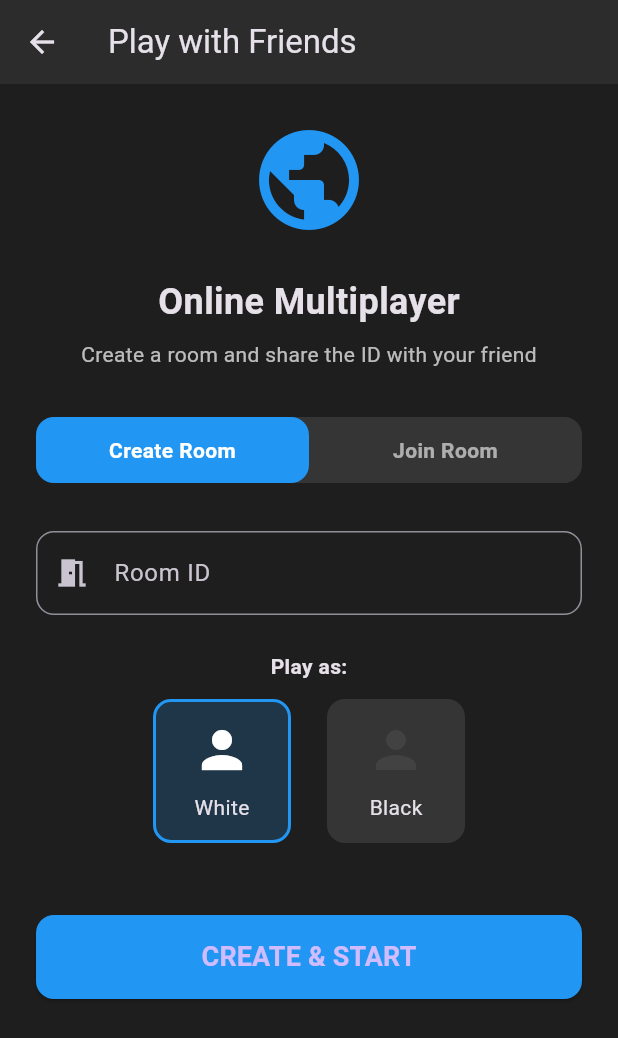
After one commit to 721abhay/Chess-Master-Pro, a Flutter app: the screen it shows after launch, after a tap on "Online Multiplayer", on a phone screen of 412 x 824 dp. The commit adds this screen. Shown: the top 1038 px of the screen. Run offline on Flutter 3.47's test engine with Material 3 defaults, Android fonts, the phone set to English and light mode, and no system bars; our stand-ins replace socket_io_client; network calls fail.

Commit message:
Implement Real-time Online Multiplayer with Socket.io

```diff
--- a/lib/screens/main_menu.dart
+++ b/lib/screens/main_menu.dart
@@ -3,6 +3,7 @@
 import 'package:flutter/material.dart';
 import 'game_screen.dart';
 import 'four_player_screen.dart';
+import 'online_setup_screen.dart';
 
 class MainMenuScreen extends StatelessWidget {
   const MainMenuScreen({Key? key}) : super(key: key);
@@ -47,7 +48,7 @@ class MainMenuScreen extends StatelessWidget {
               // 2-Player Chess
               _buildModeButton(
                 context,
-                title: '2-Player Chess',
+                title: 'Local Chess',
                 subtitle: 'Classic chess with AI or local opponent',
                 icon: Icons.people,
                 color: Colors.blue,
@@ -55,6 +56,22 @@ class MainMenuScreen extends StatelessWidget {
                   Navigator.push(
                     context,
                     MaterialPageRoute(builder: (_) => const GameScreen()),
+                  );
+                },
+              ),
+              const SizedBox(height: 16),
+
+              // Online Multiplayer
+              _buildModeButton(
+                context,
+                title: 'Online Multiplayer',
+                subtitle: 'Play with friends on other devices via Room ID',
+                icon: Icons.public,
+                color: Colors.green,
+                onTap: () {
+                  Navigator.push(
+                    context,
+                    MaterialPageRoute(builder: (_) => const OnlineSetupScreen()),
                   );
                 },
               ),
--- /dev/null
+++ b/lib/screens/online_setup_screen.dart
@@ -0,0 +1,183 @@
+import 'package:flutter/material.dart';
+import 'package:provider/provider.dart';
+import '../engine/online_engine.dart';
+import '../models/chess_models.dart';
+import '../utils/constants.dart';
+import 'online_game_screen.dart';
+
+class OnlineSetupScreen extends StatefulWidget {
+  const OnlineSetupScreen({Key? key}) : super(key: key);
+
+  @override
+  State<OnlineSetupScreen> createState() => _OnlineSetupScreenState();
+}
+
+class _OnlineSetupScreenState extends State<OnlineSetupScreen> {
+  final TextEditingController _roomController = TextEditingController();
+  PieceColor _selectedColor = PieceColor.white;
+  bool _isCreating = true;
+
+  @override
+  Widget build(BuildContext context) {
+    return Scaffold(
+      appBar: AppBar(title: const Text('Play with Friends')),
+      body: SingleChildScrollView(
+        padding: const EdgeInsets.all(24),
+        child: Column(
+          children: [
+            const Icon(Icons.public, size: 80, color: Colors.blue),
+            const SizedBox(height: 24),
+            const Text(
+              'Online Multiplayer',
+              style: TextStyle(fontSize: 24, fontWeight: FontWeight.bold),
+            ),
+            const SizedBox(height: 8),
+            const Text(
+              'Create a room and share the ID with your friend',
+              textAlign: TextAlign.center,
+              style: TextStyle(color: Colors.white70),
+            ),
+            const SizedBox(height: 32),
+
+            // Tab-like selector
+            Container(
+              decoration: BoxDecoration(
+                color: Colors.white10,
+                borderRadius: BorderRadius.circular(12),
+              ),
+              child: Row(
+                children: [
+                  Expanded(
+                    child: _buildTab('Create Room', _isCreating, () => setState(() => _isCreating = true)),
+                  ),
+                  Expanded(
+                    child: _buildTab('Join Room', !_isCreating, () => setState(() => _isCreating = false)),
+                  ),
+                ],
+              ),
+            ),
+            const SizedBox(height: 32),
+
+            TextField(
+              controller: _roomController,
+              decoration: InputDecoration(
+                labelText: 'Room ID',
+                hintText: _isCreating ? 'Enter any ID (e.g. 1234)' : 'Enter shared ID',
+                border: OutlineInputBorder(borderRadius: BorderRadius.circular(12)),
+                prefixIcon: const Icon(Icons.meeting_room),
+              ),
+            ),
+            const SizedBox(height: 24),
+
+            if (_isCreating) ...[
+              const Text('Play as:', style: TextStyle(fontWeight: FontWeight.bold)),
+              const SizedBox(height: 12),
+              Row(
+                mainAxisAlignment: MainAxisAlignment.center,
+                children: [
+                  _buildColorOption(PieceColor.white, 'White'),
+                  const SizedBox(width: 24),
+                  _buildColorOption(PieceColor.black, 'Black'),
+                ],
+              ),
+            ],
+
+            const SizedBox(height: 48),
+
+            SizedBox(
+              width: double.infinity,
+              height: 56,
+              child: ElevatedButton(
+                onPressed: _startOnlineGame,
+                style: ElevatedButton.styleFrom(
+                  backgroundColor: Colors.blue,
+                  shape: RoundedRectangleBorder(borderRadius: BorderRadius.circular(12)),
+                ),
+                child: Text(
+                  _isCreating ? 'CREATE & START' : 'JOIN GAME',
+                  style: const TextStyle(fontSize: 18, fontWeight: FontWeight.bold),
+                ),
+              ),
+            ),
+          ],
+        ),
+      ),
+    );
+  }
+
+  Widget _buildTab(String title, bool active, VoidCallback onTap) {
+    return GestureDetector(
+      onTap: onTap,
+      child: Container(
+        padding: const EdgeInsets.symmetric(vertical: 12),
+        decoration: BoxDecoration(
+          color: active ? Colors.blue : Colors.transparent,
+          borderRadius: BorderRadius.circular(12),
+        ),
+        child: Text(
+          title,
+          textAlign: TextAlign.center,
+          style: TextStyle(
+            fontWeight: FontWeight.bold,
+            color: active ? Colors.white : Colors.white60,
+          ),
+        ),
+      ),
+    );
+  }
+
+  Widget _buildColorOption(PieceColor color, String label) {
+    final active = _selectedColor == color;
+    return GestureDetector(
+      onTap: () => setState(() => _selectedColor = color),
+      child: Container(
+        padding: const EdgeInsets.symmetric(horizontal: 24, vertical: 12),
+        decoration: BoxDecoration(
+          color: active ? Colors.blue.withOpacity(0.2) : Colors.white10,
+          border: Border.all(color: active ? Colors.blue : Colors.transparent, width: 2),
+          borderRadius: BorderRadius.circular(12),
+        ),
+        child: Column(
+          children: [
+            Icon(
+              Icons.person,
+              color: color == PieceColor.white ? Colors.white : Colors.grey[800],
+              size: 40,
+            ),
+            const SizedBox(height: 8),
+            Text(label),
+          ],
+        ),
+      ),
+    );
+  }
+
+  void _startOnlineGame() {
+    final roomId = _roomController.text.trim();
+    if (roomId.isEmpty) {
+      ScaffoldMessenger.of(context).showSnackBar(
+        const SnackBar(content: Text('Please enter a Room ID')),
+      );
+      return;
+    }
+
+    // Initialize Online Engine
+    final engine = OnlineChessEngine(serverUrl: ApiConfig.baseUrl);
+
+    // Join room
+    // If joining, we don't know the color yet, but typically 2nd person is opposite of first.
+    // For now, let's assume the user picks their color for simplicity, or we auto-assign.
+    // Let's just use the selected color.
+    engine.joinRoom(roomId, _selectedColor);
+
+    Navigator.push(
+      context,
+      MaterialPageRoute(
+        builder: (_) => ChangeNotifierProvider<OnlineChessEngine>.value(
+          value: engine,
+          child: const OnlineGameScreen(),
+        ),
+      ),
+    );
+  }
+}
--- a/lib/utils/constants.dart
+++ b/lib/utils/constants.dart
@@ -29,9 +29,8 @@ class BoardColors {
 /// API configuration
 class ApiConfig {
   // Android emulator uses 10.0.2.2 to access host machine's localhost
-  static const String baseUrl = 'http://10.0.2.2:3001';
   // For physical device on same network, use your computer's IP:
-  // static const String baseUrl = 'http://192.168.1.XXX:3001';
+  static const String baseUrl = 'http://192.168.0.108:3001';
   // For production:
   // static const String baseUrl = 'https://your-backend.com';
 }
--- a/pubspec.yaml
+++ b/pubspec.yaml
@@ -19,6 +19,9 @@ dependencies:
 
   # SVG rendering for premium pieces
   flutter_svg: ^2.0.0
+
+  # Real-time Multiplayer
+  socket_io_client: ^2.0.3
 
 # Audio for sound effects
   audioplayers: ^5.2.0
```
Also changed, not shown: lib/engine/online_engine.dart (added, +109 -0 lines), lib/screens/online_game_screen.dart (added, +152 -0 lines), pubspec.lock.
